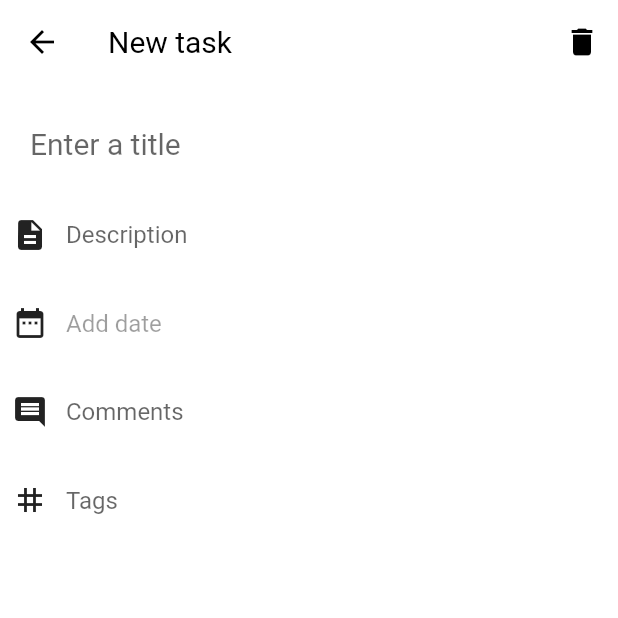
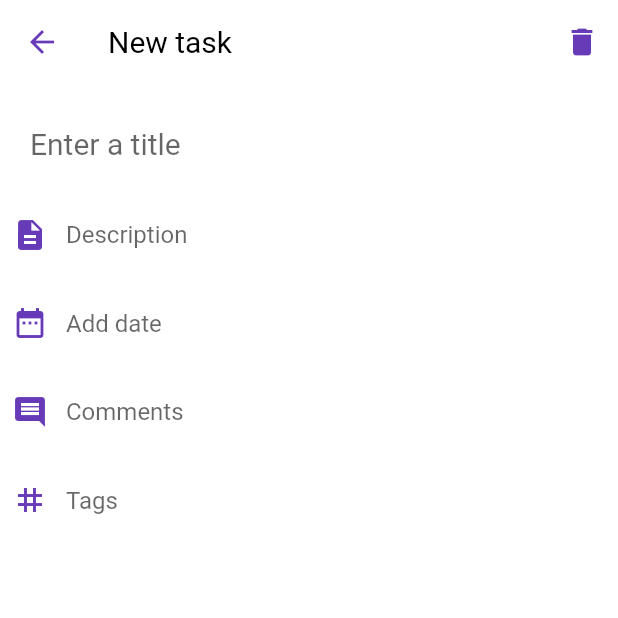
Before and after one commit to atinydev/task_manager, a Flutter app: the TaskCreateEditScreen screen opened directly, on a phone screen of 412 x 824 dp, the top half of it. Run offline on Flutter 3.47's test engine with Material 2 defaults, Android fonts, the phone set to English and light mode, and no system bars; our stand-ins replace dio, flutter_hooks, flutter_riverpod, go_router, hooks_riverpod; network calls fail.

Commit message:
Changed theme, fixed colors

```diff
--- a/lib/src/theme/theme.dart
+++ b/lib/src/theme/theme.dart
@@ -4,9 +4,12 @@ class AppTheme {
   static const Color accentColor = Colors.deepPurple;
   static const Color lightColor = Colors.white;
   static const Color darkColor = Colors.black;
+  static const Color disableLightColor = Color(0x99000000);
+  static const Color disableDarkColor = Color(0x99ffffff);
 
   static final ThemeData lightTheme = ThemeData.light().copyWith(
     primaryColor: lightColor,
+    disabledColor: disableLightColor,
     scaffoldBackgroundColor: lightColor,
 
     colorScheme: ColorScheme.fromSwatch().copyWith(
@@ -28,11 +31,14 @@ class AppTheme {
         fontSize: 20,
       ),
       iconTheme: IconThemeData(
-        color: darkColor,
+        color: accentColor,
       ),
       actionsIconTheme: IconThemeData(
-        color: darkColor,
+        color: accentColor,
       ),
+    ),
+    iconTheme: const IconThemeData(
+      color: accentColor,
     ),
     checkboxTheme: CheckboxThemeData(
       visualDensity: VisualDensity.compact,
@@ -54,6 +60,7 @@ class AppTheme {
 
   static final ThemeData darkTheme = ThemeData.dark().copyWith(
     primaryColor: darkColor,
+    disabledColor: disableDarkColor,
     scaffoldBackgroundColor: darkColor,
     backgroundColor: darkColor,
     colorScheme: ColorScheme.fromSwatch().copyWith(
```
